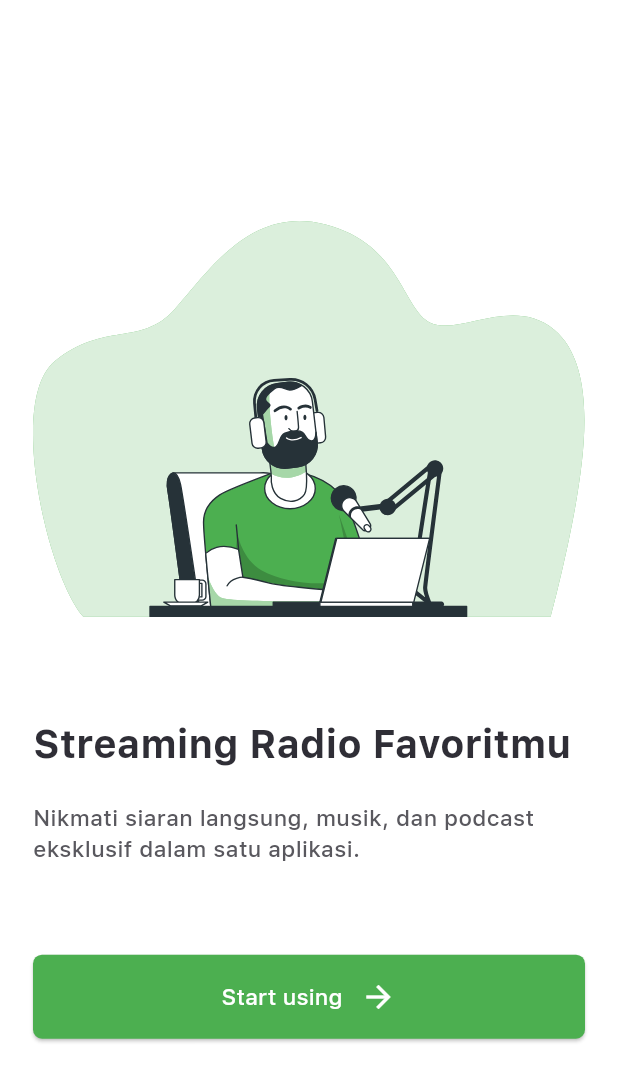
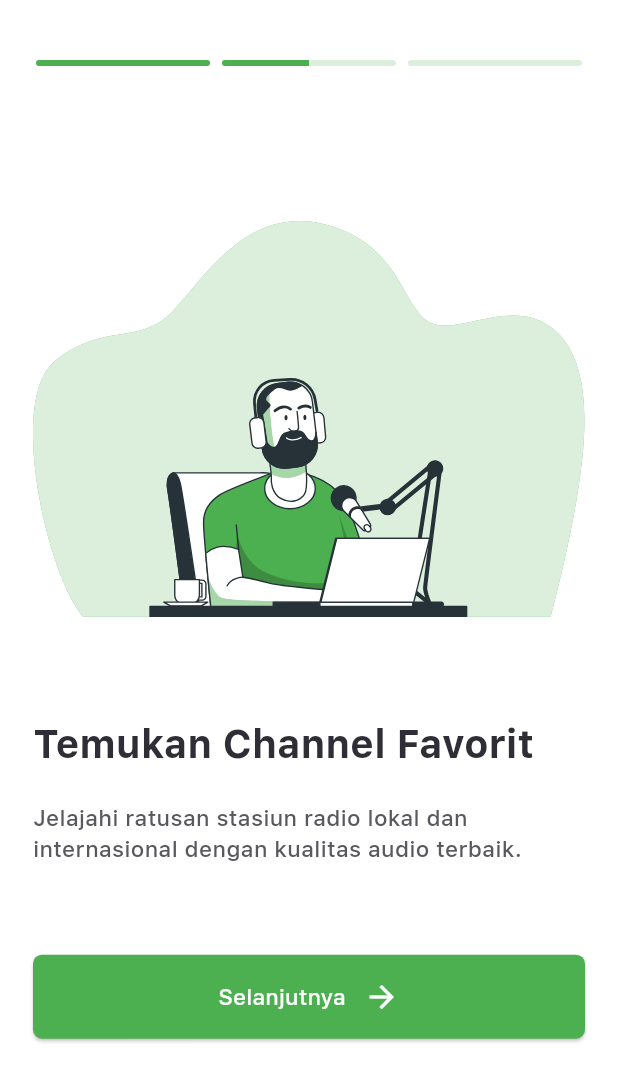
Before and after one commit to Mnemovate/Radior, a Flutter app: the screen it shows after launch, on a phone screen of 412 x 824 dp. Shown: the top 1082 px of the screen. Run offline on Flutter 3.47's test engine with Material 3 defaults, Android fonts, the phone set to English and light mode, and no system bars; our stand-ins replace audioplayers, flutter_bloc, flutter_svg, percent_indicator.

Commit message:
update ui onboard

```diff
--- a/lib/screens/onboarding_screen.dart
+++ b/lib/screens/onboarding_screen.dart
@@ -1,43 +1,200 @@
+import 'dart:async';
 import 'package:flutter/material.dart';
 import 'package:radior/helpers/image_helper.dart';
+import 'package:radior/themes/colors.dart';
 import 'package:radior/themes/sizes.dart';
 import 'package:radior/themes/texts.dart';
 import 'package:radior/widgets/button.dart';
 
-class OnboardingScreen extends StatelessWidget {
+class OnboardingScreen extends StatefulWidget {
   const OnboardingScreen({super.key});
+
+  @override
+  State<OnboardingScreen> createState() => _OnboardingScreenState();
+}
+
+class _OnboardingScreenState extends State<OnboardingScreen> with SingleTickerProviderStateMixin {
+  final PageController _pageController = PageController();
+  int _currentPage = 0;
+  late Timer _timer;
+  final int _totalPages = 3;
+  final Duration _slideDuration = const Duration(seconds: 5);
+  double _progress = 0.0;
+  late AnimationController _animationController;
+
+  @override
+  void initState() {
+    super.initState();
+
+    // Initialize animation controller
+    _animationController = AnimationController(
+      vsync: this,
+      duration: _slideDuration,
+    );
+
+    _animationController.addListener(() {
+      setState(() {
+        _progress = _animationController.value;
+      });
+
+      // When animation completes, move to next page
+      if (_animationController.isCompleted) {
+        if (_currentPage < _totalPages - 1) {
+          _pageController.nextPage(
+            duration: const Duration(milliseconds: 300),
+            curve: Curves.easeInOut,
+          );
+        } else {
+          // On last page, you might want to navigate to home or restart
+          // For now, we'll just stop the timer
+          _timer.cancel();
+        }
+      }
+    });
+
+    // Start the initial animation
+    _startTimerForPage();
+  }
+
+  void _startTimerForPage() {
+    _animationController.reset();
+    _animationController.forward();
+  }
+
+  @override
+  void dispose() {
+    _pageController.dispose();
+    _animationController.dispose();
+    super.dispose();
+  }
 
   @override
   Widget build(BuildContext context) {
     return Scaffold(
-      body: Padding(
+      body: Stack(
+        children: [
+          PageView(
+            controller: _pageController,
+            onPageChanged: (int page) {
+              setState(() {
+                _currentPage = page;
+              });
+              _startTimerForPage();
+            },
+            children: [
+              // First onboarding screen
+              _buildOnboardingPage(
+                imageName: 'onboarding.svg',
+                title: 'Streaming Radio Favoritmu',
+                description: 'Nikmati siaran langsung, musik, dan podcast eksklusif dalam satu aplikasi.',
+                buttonText: 'Lanjutkan',
+                onPressed: () {
+                  _animationController.reset();
+                  _pageController.nextPage(
+                    duration: const Duration(milliseconds: 300),
+                    curve: Curves.easeInOut,
+                  );
+                },
+              ),
+
+              // Second onboarding screen
+              _buildOnboardingPage(
+                imageName: 'onboarding.svg',
+                title: 'Temukan Channel Favorit',
+                description: 'Jelajahi ratusan stasiun radio lokal dan internasional dengan kualitas audio terbaik.',
+                buttonText: 'Selanjutnya',
+                onPressed: () {
+                  _animationController.reset();
+                  _pageController.nextPage(
+                    duration: const Duration(milliseconds: 300),
+                    curve: Curves.easeInOut,
+                  );
+                },
+              ),
+
+              // Third onboarding screen
+              _buildOnboardingPage(
+                imageName: 'onboarding.svg',
+                title: 'Dengarkan Dimana Saja',
+                description: 'Akses siaran radio kapan saja dan dimana saja, bahkan tanpa koneksi internet.',
+                buttonText: 'Mulai Sekarang',
+                onPressed: () {
+                  // Navigate to the main app screen
+                  Navigator.of(context).pushReplacementNamed('/home');
+                },
+              ),
+            ],
+          ),
+
+          // Progress indicators at top
+          Positioned(
+            top: 40,
+            left: 0,
+            right: 0,
+            child: Padding(
+              padding: const EdgeInsets.symmetric(horizontal: 20),
+              child: Row(
+                children: List.generate(
+                  _totalPages,
+                  (index) => Expanded(
+                    child: Container(
+                      margin: const EdgeInsets.symmetric(horizontal: 4),
+                      height: 4,
+                      child: ClipRRect(
+                        borderRadius: BorderRadius.circular(2),
+                        child: LinearProgressIndicator(
+                          value: index < _currentPage
+                              ? 1.0
+                              : (index == _currentPage ? _progress : 0.0),
+                          backgroundColor: RadiorColor.green80,
+                          valueColor: AlwaysStoppedAnimation<Color>(RadiorColor.green),
+                        ),
+                      ),
+                    ),
+                  ),
+                ),
+              ),
+            ),
+          ),
+        ],
+      ),
+    );
+  }
+
+  Widget _buildOnboardingPage({
+    required String imageName,
+    required String title,
+    required String description,
+    required String buttonText,
+    required VoidCallback onPressed,
+  }) {
+    return Padding(
       padding: const EdgeInsets.symmetric(horizontal: 22),
       child: Column(
         mainAxisAlignment: MainAxisAlignment.center,
         crossAxisAlignment: CrossAxisAlignment.start,
         children: [
           RadiorLocal.svg(
-              'onboarding.svg',
+            imageName,
             width: MediaQuery.of(context).size.width,
             fit: BoxFit.fitWidth,
           ),
           spaceHeight50,
           Text(
-              'Streaming Radio Favoritmu',
+            title,
             style: titleOnboarding,
           ),
           spaceHeigh20,
           Text(
-              'Nikmati siaran langsung, musik, dan podcast eksklusif dalam satu aplikasi.',
+            description,
             style: descriptionOnboarding,
           ),
           spaceHeight60,
           Button(
-              text: 'Start using',
-              onPressed: () {},
+            text: buttonText,
+            onPressed: onPressed,
           ),
         ],
-        ),
       ),
     );
   }
--- a/lib/themes/colors.dart
+++ b/lib/themes/colors.dart
@@ -5,4 +5,5 @@ class RadiorColor {
   static const Color black = Color(0xff2F2E36);
   static const Color black80 = Color(0xff59585E);
   static const Color green = Color(0xff4CAF50);
+  static const Color green80 = Color(0xffDBEFDC);
 }
```
Lines whose indentation alone changed are shown as unchanged.
